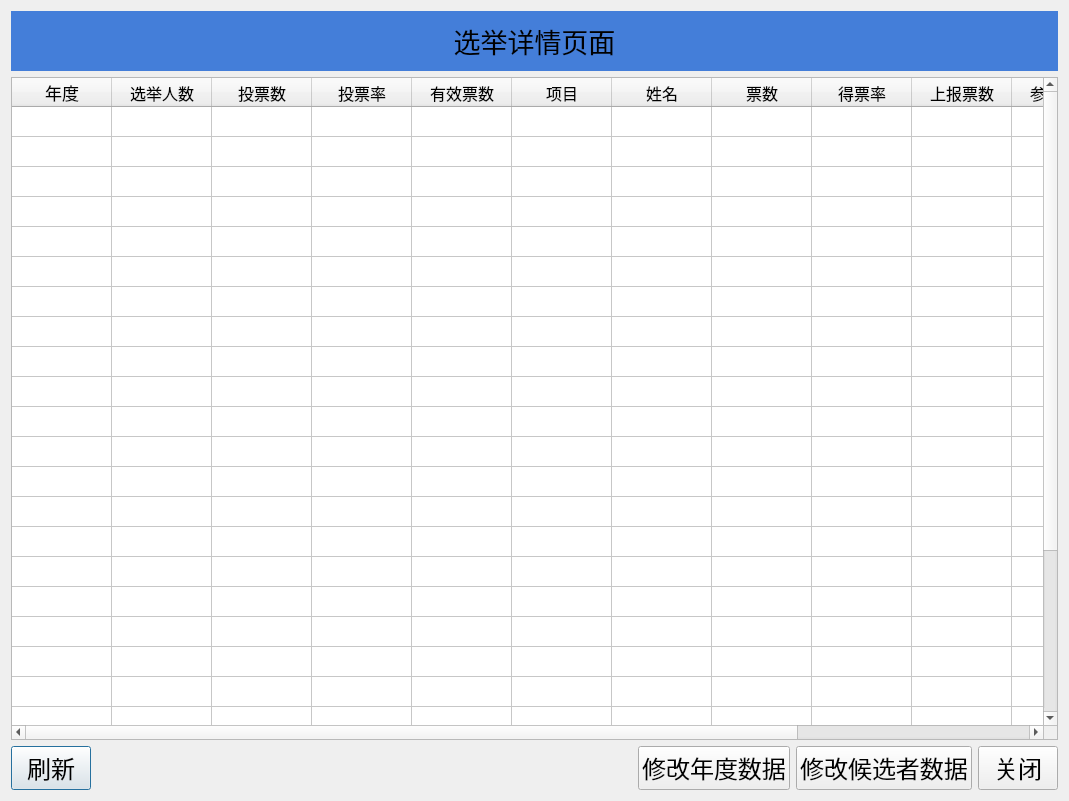
Above: ui/page_elements/election_detail_page/DetailPage.ui from ArcherLuo233/election-s-prediction before the change. Below: the same form after it.
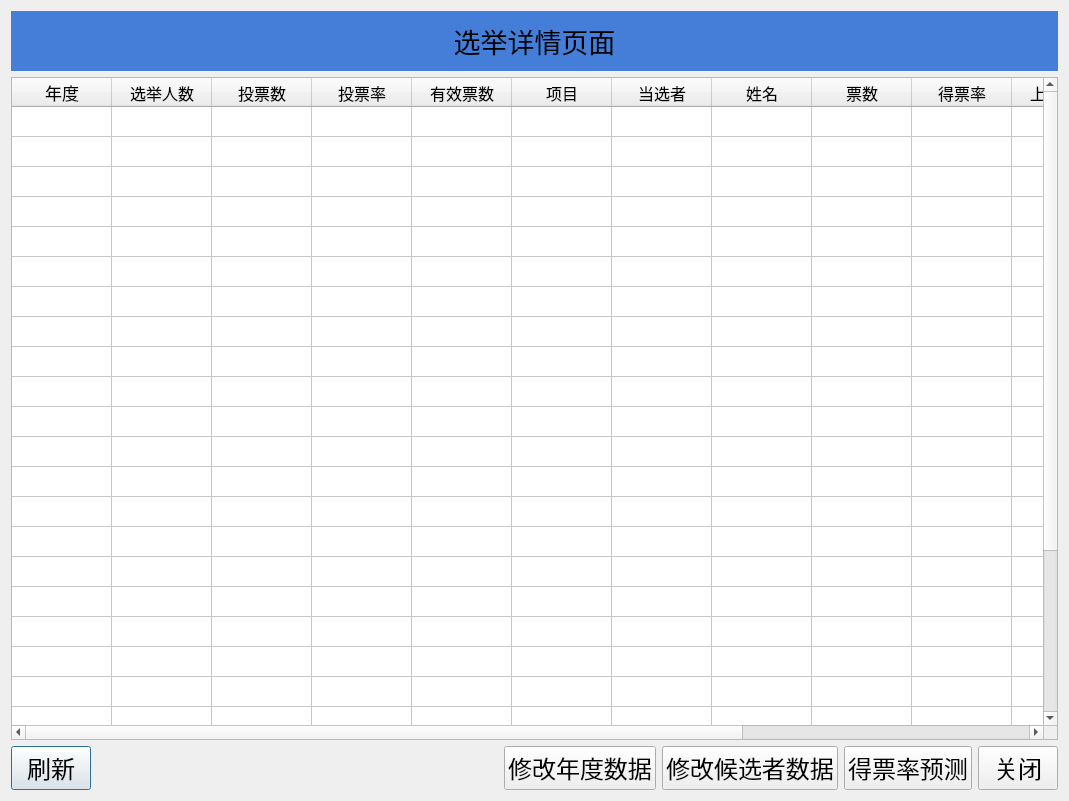
That is the form after the change.

Commit message: 预测模型

What changed in the file:
```diff
--- a/ui/page_elements/election_detail_page/DetailPage.ui
+++ b/ui/page_elements/election_detail_page/DetailPage.ui
@@ -98,6 +98,19 @@
                             </property>
                         </widget>
                     </item>
+                    <item>
+                        <widget class="QPushButton" name="btn_predict">
+                            <property name="font">
+                                <font>
+                                    <family>华文新魏</family>
+                                    <pointsize>18</pointsize>
+                                </font>
+                            </property>
+                            <property name="text">
+                                <string>得票率预测</string>
+                            </property>
+                        </widget>
+                    </item>
                     <item>
                         <widget class="QPushButton" name="btn_close">
                             <property name="font">
@@ -321,6 +334,11 @@
                             <string>项目</string>
                         </property>
                     </column>
+                    <column>
+                        <property name="text">
+                            <string>当选者</string>
+                        </property>
+                    </column>
                     <column>
                         <property name="text">
                             <string>姓名</string>
```
The commit also changes 15 other files.
